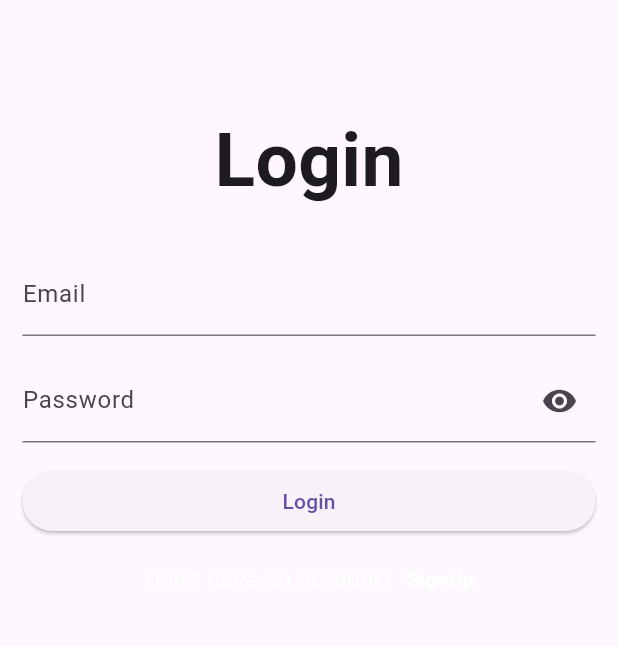
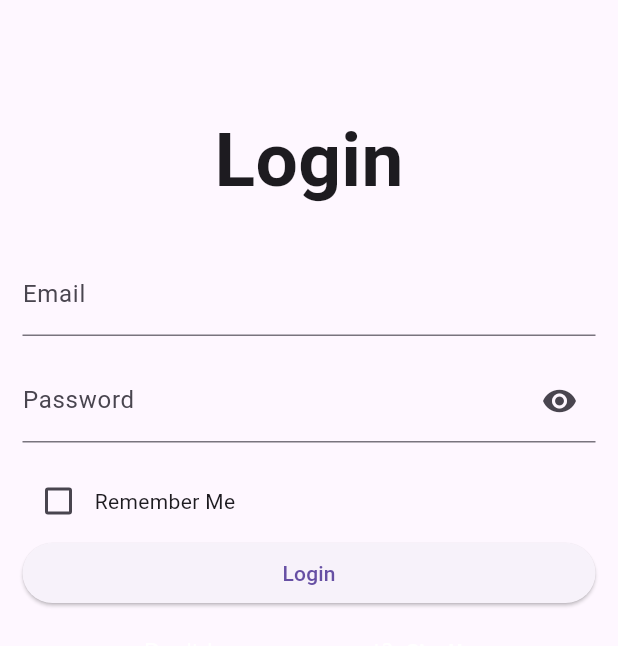
Before and after one commit to AnandhuA/CoinOne-Gallery, a Flutter app: the LoginScreen screen opened directly, on a phone screen of 412 x 824 dp. Shown: the top 646 px of the screen. Run offline on Flutter 3.47's test engine with Material 3 defaults, Android fonts, the light colour scheme and no system bars; our stand-ins replace bloc, firebase_auth, firebase_core, flutter_bloc, lottie, shared_preferences; accounts and stored records are empty.

Commit message:
login rember me check box added

```diff
--- /dev/null
+++ b/devtools_options.yaml
@@ -0,0 +1,3 @@
+description: This file stores settings for Dart & Flutter DevTools.
+documentation: https://docs.flutter.dev/tools/devtools/extensions#configure-extension-enablement-states
+extensions:
--- a/lib/bloc/authentication/authentication_bloc.dart
+++ b/lib/bloc/authentication/authentication_bloc.dart
@@ -2,6 +2,8 @@ import 'dart:async';
 
 import 'package:bloc/bloc.dart';
 import 'package:coinone_gallery/auth/authentication_functions.dart';
+import 'package:coinone_gallery/auth/shared_perference.dart';
+import 'package:coinone_gallery/widgets/check_box_widget.dart';
 import 'package:flutter/material.dart';
 
 part 'authentication_event.dart';
@@ -24,6 +26,7 @@ class AuthenticationBloc
       password: event.passsword,
     );
     if (responce == "Success") {
+      setUserLoggedin(rememberMe: rememberMe ?? false);
       emit(AuthenticationSuccessState());
     } else {
       emit(AuthenticationErrorState(error: responce));
--- a/lib/screens/home_screen.dart
+++ b/lib/screens/home_screen.dart
@@ -9,7 +9,7 @@ class HomeScreen extends StatelessWidget {
       appBar: AppBar(),
       body: GridView.builder(
         gridDelegate:
-            SliverGridDelegateWithFixedCrossAxisCount(crossAxisCount: 3),
+            const SliverGridDelegateWithFixedCrossAxisCount(crossAxisCount: 3),
         itemBuilder: (context, index) {
           return Container(
             color: Colors.amber,
--- /dev/null
+++ b/lib/widgets/check_box_widget.dart
@@ -0,0 +1,30 @@
+import 'package:flutter/material.dart';
+
+bool? rememberMe = false;
+
+class CheckBoxWidget extends StatefulWidget {
+  const CheckBoxWidget({
+    super.key,
+  });
+
+  @override
+  State<CheckBoxWidget> createState() => _CheckBoxWidgetState();
+}
+
+class _CheckBoxWidgetState extends State<CheckBoxWidget> {
+  @override
+  Widget build(BuildContext context) {
+    return Row(
+      children: [
+        Checkbox(
+            value: rememberMe,
+            onChanged: (value) {
+              setState(() {
+                rememberMe = value;
+              });
+            }),
+        const Text("Remember Me")
+      ],
+    );
+  }
+}
--- a/pubspec.yaml
+++ b/pubspec.yaml
@@ -41,6 +41,7 @@ dependencies:
   firebase_auth: ^5.1.1
   firebase_core: ^3.1.1
   flutter_bloc: ^8.1.6
+  shared_preferences: ^2.2.3
 
 dev_dependencies:
   flutter_test:
```
Also changed, not shown: lib/auth/shared_perference.dart (added, +15 -0 lines), lib/screens/login_screen.dart (+12 -1 lines), lib/screens/splash_screen.dart (+19 -6 lines), pubspec.lock, 1 other file.
